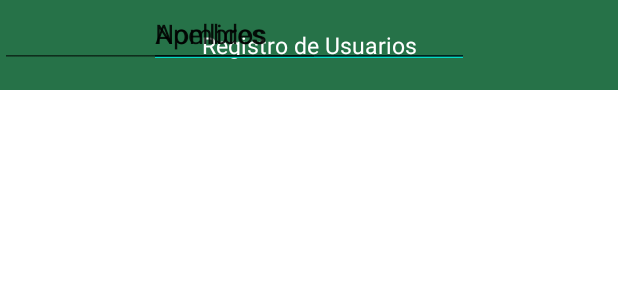
After one commit to Antonixt/ProyectoBusCompartido, an Android app: the layout activity_registro_usuario.xml on its own in the app's theme, with its tools: preview values and no code run, on a phone screen of 412 x 824 dp. The commit adds this screen. Shown: the top 300 px of the screen. Run offline under Robolectric (Android 15) with nearby library versions, the phone set to English and light mode, and no system bars.

Commit message:
agregado x2

```diff
--- a/app/src/main/AndroidManifest.xml
+++ b/app/src/main/AndroidManifest.xml
@@ -12,6 +12,13 @@
         android:supportsRtl="true"
         android:theme="@style/Theme.ProyectoBus"
         tools:targetApi="31">
+        <activity
+            android:name=".RegistroUsuario"
+            android:exported="false">
+            <meta-data
+                android:name="android.app.lib_name"
+                android:value="" />
+        </activity>
         <activity
             android:name=".MainActivity"
             android:exported="true">
--- /dev/null
+++ b/app/src/main/java/com/upc/proyectobus/RegistroUsuario.java
@@ -0,0 +1,14 @@
+package com.upc.proyectobus;
+
+import androidx.appcompat.app.AppCompatActivity;
+
+import android.os.Bundle;
+
+public class RegistroUsuario extends AppCompatActivity {
+
+    @Override
+    protected void onCreate(Bundle savedInstanceState) {
+        super.onCreate(savedInstanceState);
+        setContentView(R.layout.activity_registro_usuario);
+    }
+}
--- a/app/src/main/res/layout/activity_main.xml
+++ b/app/src/main/res/layout/activity_main.xml
@@ -11,7 +11,7 @@
         android:layout_width="wrap_content"
         android:layout_height="wrap_content"
         android:hint="10dp"
-        android:text="COMPAÑEROSs Presente!"
+        android:text="COMPAÑEROSs Presente! x2"
         app:layout_constraintBottom_toBottomOf="parent"
         app:layout_constraintEnd_toEndOf="parent"
         app:layout_constraintStart_toStartOf="parent"
--- /dev/null
+++ b/app/src/main/res/layout/activity_registro_usuario.xml
@@ -0,0 +1,67 @@
+<?xml version="1.0" encoding="utf-8"?>
+<androidx.constraintlayout.widget.ConstraintLayout
+    xmlns:android="http://schemas.android.com/apk/res/android"
+    xmlns:app="http://schemas.android.com/apk/res-auto"
+    xmlns:tools="http://schemas.android.com/tools"
+    android:layout_width="match_parent"
+    android:layout_height="match_parent"
+    tools:context=".RegistroUsuario">
+
+
+    <TextView
+        android:layout_width="match_parent"
+        android:layout_height="60dp"
+        android:background="#F0196A3D"
+        android:gravity="center"
+        android:text="Registro de Usuarios"
+        android:textColor="@color/white"
+        android:textSize="15sp"
+        app:layout_constraintEnd_toEndOf="parent"
+        app:layout_constraintStart_toStartOf="parent"
+        app:layout_constraintTop_toTopOf="parent" />
+
+    <EditText
+        android:id="@+id/editTextTextPersonName3"
+        android:layout_width="wrap_content"
+        android:layout_height="wrap_content"
+        android:layout_alignParentEnd="true"
+        android:layout_weight="1"
+        android:ems="10"
+        android:inputType="textPersonName"
+        android:text="Nombres"
+        app:layout_constraintEnd_toEndOf="parent"
+        app:layout_constraintStart_toStartOf="parent"
+        tools:layout_editor_absoluteY="113dp" />
+
+    <EditText
+        android:id="@+id/editTextTextPersonName4"
+        android:layout_width="wrap_content"
+        android:layout_height="wrap_content"
+        android:ems="10"
+        android:inputType="textPersonName"
+        android:text="Apellidos"
+        app:layout_constraintEnd_toEndOf="parent"
+        app:layout_constraintStart_toStartOf="parent"
+        tools:layout_editor_absoluteY="221dp" />
+
+    <EditText
+        android:id="@+id/editTextNumber"
+        android:layout_width="wrap_content"
+        android:layout_height="wrap_content"
+        android:ems="10"
+        android:inputType="number"
+        app:layout_constraintEnd_toEndOf="parent"
+        app:layout_constraintStart_toStartOf="parent"
+        tools:layout_editor_absoluteY="346dp" />
+
+    <EditText
+        android:id="@+id/editTextTextEmailAddress"
+        android:layout_width="wrap_content"
+        android:layout_height="wrap_content"
+        android:ems="10"
+        android:inputType="textEmailAddress"
+        tools:layout_editor_absoluteX="99dp"
+        tools:layout_editor_absoluteY="454dp" />
+
+
+</androidx.constraintlayout.widget.ConstraintLayout>
```
